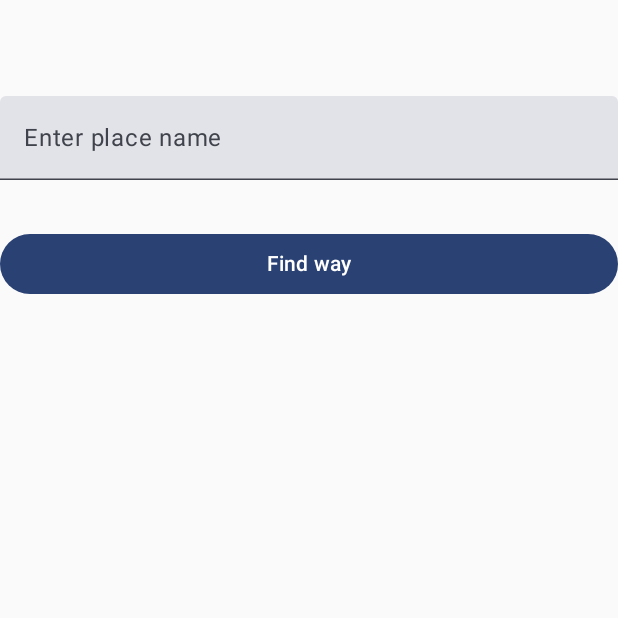
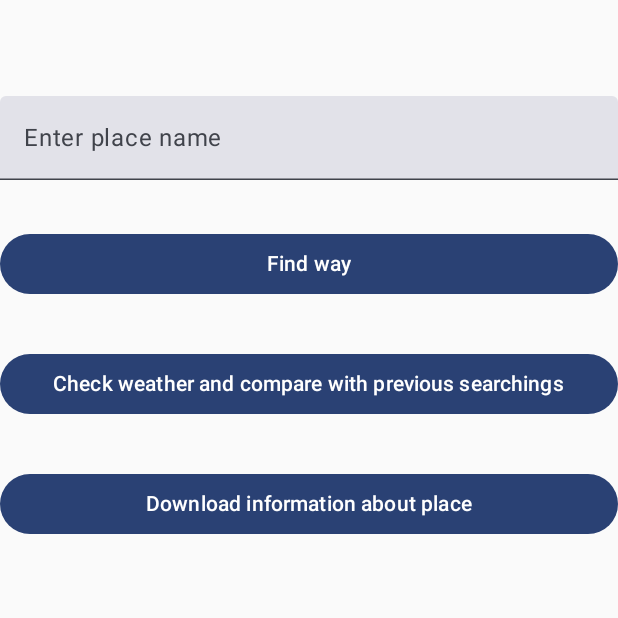
Before and after one commit to PawelBorowiecki/TouristApp, an Android app built with Jetpack Compose: the screen it shows after launch (MainActivity), after a tap on "Find way", on a phone screen of 412 x 824 dp, the top half of it. Run offline under Robolectric (Android 15) with nearby library versions, the phone set to English and light mode, and no system bars.

Commit message:
Creating second activities

```diff
--- a/app/src/main/java/com/pawel/touristapp/MainActivity.kt
+++ b/app/src/main/java/com/pawel/touristapp/MainActivity.kt
@@ -52,6 +52,24 @@ class MainActivity : ComponentActivity() {
             ) {
                 Text("Find way")
             }
+            Spacer(modifier = Modifier.padding(16.dp))
+            Button(
+                onClick = {
+                    checkWeather(placeInput)
+                },
+                modifier = Modifier.fillMaxWidth()
+            ) {
+                Text("Check weather and compare with previous searchings")
+            }
+            Spacer(modifier = Modifier.padding(16.dp))
+            Button(
+                onClick = {
+                    downloadInformation(placeInput)
+                },
+                modifier = Modifier.fillMaxWidth()
+            ) {
+                Text("Download information about place")
+            }
         }
     }
 
@@ -61,4 +79,12 @@ class MainActivity : ComponentActivity() {
         }
         startActivity(intent)
     }
+
+    private fun checkWeather(location: String){
+
+    }
+
+    private fun downloadInformation(location: String){
+
+    }
 }
```
Also changed, not shown: app/src/main/java/com/pawel/touristapp/placeinformation/DownloadingInformationActivity.kt (added, +7 -0 lines), app/src/main/java/com/pawel/touristapp/weather/CheckingWeatherActivity.kt (added, +7 -0 lines).
